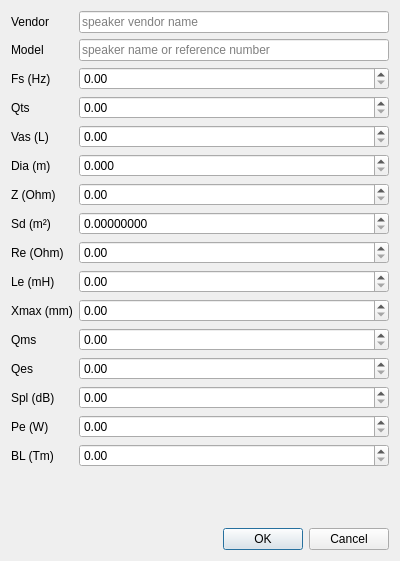
Qt form speakerdialog.ui (be1/qspeakers) before a commit.
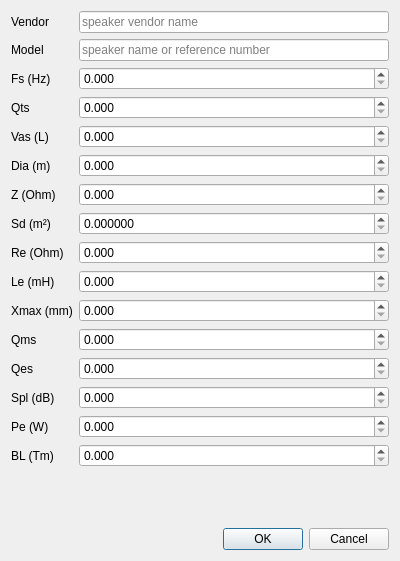
The same form after that commit.

The edit to the form file:
```diff
--- a/speakerdialog.ui
+++ b/speakerdialog.ui
@@ -54,7 +54,7 @@
      <item row="2" column="1">
       <widget class="QDoubleSpinBox" name="fsDoubleSpinBox">
        <property name="decimals">
-        <number>2</number>
+        <number>3</number>
        </property>
        <property name="maximum">
         <double>999.990000000000009</double>
@@ -69,7 +69,11 @@
       </widget>
      </item>
      <item row="3" column="1">
-      <widget class="QDoubleSpinBox" name="qtsDoubleSpinBox"/>
+      <widget class="QDoubleSpinBox" name="qtsDoubleSpinBox">
+       <property name="decimals">
+        <number>3</number>
+       </property>
+      </widget>
      </item>
      <item row="4" column="0">
       <widget class="QLabel" name="vasLabel">
@@ -81,7 +85,7 @@
      <item row="4" column="1">
       <widget class="QDoubleSpinBox" name="vasDoubleSpinBox">
        <property name="decimals">
-        <number>2</number>
+        <number>3</number>
        </property>
        <property name="maximum">
         <double>9999.989999999999782</double>
@@ -113,7 +117,11 @@
       </widget>
      </item>
      <item row="7" column="1">
-      <widget class="QDoubleSpinBox" name="zDoubleSpinBox"/>
+      <widget class="QDoubleSpinBox" name="zDoubleSpinBox">
+       <property name="decimals">
+        <number>3</number>
+       </property>
+      </widget>
      </item>
      <item row="8" column="0">
       <widget class="QLabel" name="sdLabel">
@@ -125,7 +133,7 @@
      <item row="8" column="1">
       <widget class="QDoubleSpinBox" name="sdDoubleSpinBox">
        <property name="decimals">
-        <number>8</number>
+        <number>6</number>
        </property>
       </widget>
      </item>
@@ -137,7 +145,11 @@
       </widget>
      </item>
      <item row="9" column="1">
-      <widget class="QDoubleSpinBox" name="reDoubleSpinBox"/>
+      <widget class="QDoubleSpinBox" name="reDoubleSpinBox">
+       <property name="decimals">
+        <number>3</number>
+       </property>
+      </widget>
      </item>
      <item row="10" column="0">
       <widget class="QLabel" name="leLabel">
@@ -147,7 +159,11 @@
       </widget>
      </item>
      <item row="10" column="1">
-      <widget class="QDoubleSpinBox" name="leDoubleSpinBox"/>
+      <widget class="QDoubleSpinBox" name="leDoubleSpinBox">
+       <property name="decimals">
+        <number>3</number>
+       </property>
+      </widget>
      </item>
      <item row="11" column="0">
       <widget class="QLabel" name="xmaxLabel">
@@ -157,7 +173,11 @@
       </widget>
      </item>
      <item row="11" column="1">
-      <widget class="QDoubleSpinBox" name="xmaxDoubleSpinBox"/>
+      <widget class="QDoubleSpinBox" name="xmaxDoubleSpinBox">
+       <property name="decimals">
+        <number>3</number>
+       </property>
+      </widget>
      </item>
      <item row="12" column="0">
       <widget class="QLabel" name="qmsLabel">
@@ -167,7 +187,11 @@
       </widget>
      </item>
      <item row="12" column="1">
-      <widget class="QDoubleSpinBox" name="qmsDoubleSpinBox"/>
+      <widget class="QDoubleSpinBox" name="qmsDoubleSpinBox">
+       <property name="decimals">
+        <number>3</number>
+       </property>
+      </widget>
      </item>
      <item row="13" column="0">
       <widget class="QLabel" name="qesLabel">
@@ -177,7 +201,11 @@
       </widget>
      </item>
      <item row="13" column="1">
-      <widget class="QDoubleSpinBox" name="qesDoubleSpinBox"/>
+      <widget class="QDoubleSpinBox" name="qesDoubleSpinBox">
+       <property name="decimals">
+        <number>3</number>
+       </property>
+      </widget>
      </item>
      <item row="14" column="0">
       <widget class="QLabel" name="splLabel">
@@ -188,6 +216,9 @@
      </item>
      <item row="14" column="1">
       <widget class="QDoubleSpinBox" name="splDoubleSpinBox">
+       <property name="decimals">
+        <number>3</number>
+       </property>
        <property name="maximum">
         <double>999.990000000000009</double>
        </property>
@@ -202,6 +233,9 @@
      </item>
      <item row="15" column="1">
       <widget class="QDoubleSpinBox" name="peDoubleSpinBox">
+       <property name="decimals">
+        <number>3</number>
+       </property>
        <property name="maximum">
         <double>999.990000000000009</double>
        </property>
@@ -215,7 +249,11 @@
       </widget>
      </item>
      <item row="16" column="1">
-      <widget class="QDoubleSpinBox" name="blDoubleSpinBox"/>
+      <widget class="QDoubleSpinBox" name="blDoubleSpinBox">
+       <property name="decimals">
+        <number>3</number>
+       </property>
+      </widget>
      </item>
     </layout>
    </item>
```
